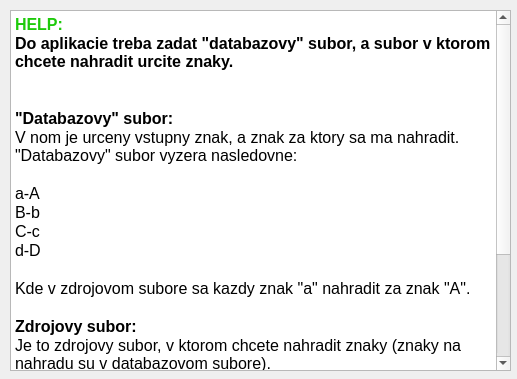
First picture: the form in help.ui, repository johnyHV/vypatlator, before the edit.
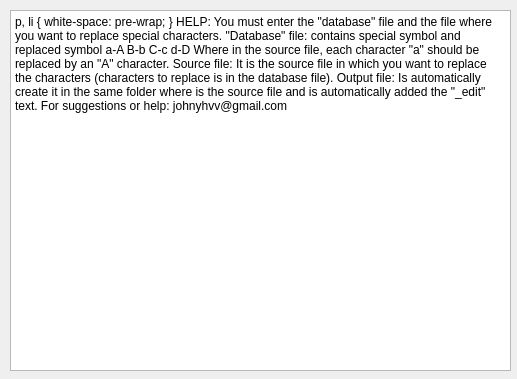
Second picture: the form after the edit.

Commit message: translate help to English

Patch:
```diff
--- a/help.ui
+++ b/help.ui
@@ -28,27 +28,26 @@
 p, li { white-space: pre-wrap; }
 &lt;/style&gt;&lt;/head&gt;&lt;body style=&quot; font-family:'MS Shell Dlg 2'; font-size:8.25pt; font-weight:400; font-style:normal;&quot;&gt;
 &lt;p style=&quot; margin-top:0px; margin-bottom:0px; margin-left:0px; margin-right:0px; -qt-block-indent:0; text-indent:0px;&quot;&gt;&lt;span style=&quot; font-family:'Sans'; font-size:12pt; font-weight:600; color:#1eca0b;&quot;&gt;HELP:&lt;/span&gt;&lt;/p&gt;
-&lt;p style=&quot; margin-top:0px; margin-bottom:0px; margin-left:0px; margin-right:0px; -qt-block-indent:0; text-indent:0px;&quot;&gt;&lt;span style=&quot; font-family:'Sans'; font-size:12pt; font-weight:600; color:#000000;&quot;&gt;Do aplikacie treba zadat &amp;quot;databazovy&amp;quot; subor, a subor v ktorom chcete nahradit urcite znaky.&lt;/span&gt;&lt;/p&gt;
+&lt;p style=&quot; margin-top:0px; margin-bottom:0px; margin-left:0px; margin-right:0px; -qt-block-indent:0; text-indent:0px;&quot;&gt;&lt;span style=&quot; font-size:12pt;&quot;&gt;You must enter the &amp;quot;database&amp;quot; file and the file where you want to replace special characters.&lt;/span&gt;&lt;/p&gt;
 &lt;p style=&quot;-qt-paragraph-type:empty; margin-top:0px; margin-bottom:0px; margin-left:0px; margin-right:0px; -qt-block-indent:0; text-indent:0px; font-family:'Sans'; font-size:12pt; font-weight:600; color:#000000;&quot;&gt;&lt;br /&gt;&lt;/p&gt;
 &lt;p style=&quot;-qt-paragraph-type:empty; margin-top:0px; margin-bottom:0px; margin-left:0px; margin-right:0px; -qt-block-indent:0; text-indent:0px; font-family:'Sans'; font-size:12pt; font-weight:600; color:#000000;&quot;&gt;&lt;br /&gt;&lt;/p&gt;
-&lt;p style=&quot; margin-top:0px; margin-bottom:0px; margin-left:0px; margin-right:0px; -qt-block-indent:0; text-indent:0px;&quot;&gt;&lt;span style=&quot; font-family:'Sans'; font-size:12pt; font-weight:600; color:#000000;&quot;&gt;&amp;quot;Databazovy&amp;quot; subor:&lt;/span&gt;&lt;/p&gt;
-&lt;p style=&quot; margin-top:0px; margin-bottom:0px; margin-left:0px; margin-right:0px; -qt-block-indent:0; text-indent:0px;&quot;&gt;&lt;span style=&quot; font-family:'Sans'; font-size:12pt; color:#000000;&quot;&gt;V nom je urceny vstupny znak, a znak za ktory sa ma nahradit. &amp;quot;Databazovy&amp;quot; subor vyzera nasledovne:&lt;/span&gt;&lt;/p&gt;
+&lt;p style=&quot; margin-top:0px; margin-bottom:0px; margin-left:0px; margin-right:0px; -qt-block-indent:0; text-indent:0px;&quot;&gt;&lt;span style=&quot; font-family:'Sans'; font-size:12pt; font-weight:600; color:#000000;&quot;&gt;&amp;quot;Database&amp;quot; file:&lt;/span&gt;&lt;/p&gt;
+&lt;p style=&quot; margin-top:0px; margin-bottom:0px; margin-left:0px; margin-right:0px; -qt-block-indent:0; text-indent:0px;&quot;&gt;&lt;span style=&quot; font-size:12pt;&quot;&gt;contains special symbol and replaced symbol&lt;/span&gt;&lt;/p&gt;
 &lt;p style=&quot;-qt-paragraph-type:empty; margin-top:0px; margin-bottom:0px; margin-left:0px; margin-right:0px; -qt-block-indent:0; text-indent:0px; font-family:'Sans'; font-size:12pt; font-weight:600; color:#000000;&quot;&gt;&lt;br /&gt;&lt;/p&gt;
 &lt;p style=&quot; margin-top:0px; margin-bottom:0px; margin-left:0px; margin-right:0px; -qt-block-indent:0; text-indent:0px;&quot;&gt;&lt;span style=&quot; font-family:'Sans'; font-size:12pt; color:#000000;&quot;&gt;a-A&lt;/span&gt;&lt;/p&gt;
 &lt;p style=&quot; margin-top:0px; margin-bottom:0px; margin-left:0px; margin-right:0px; -qt-block-indent:0; text-indent:0px;&quot;&gt;&lt;span style=&quot; font-family:'Sans'; font-size:12pt; color:#000000;&quot;&gt;B-b&lt;/span&gt;&lt;/p&gt;
 &lt;p style=&quot; margin-top:0px; margin-bottom:0px; margin-left:0px; margin-right:0px; -qt-block-indent:0; text-indent:0px;&quot;&gt;&lt;span style=&quot; font-family:'Sans'; font-size:12pt; color:#000000;&quot;&gt;C-c&lt;/span&gt;&lt;/p&gt;
 &lt;p style=&quot; margin-top:0px; margin-bottom:0px; margin-left:0px; margin-right:0px; -qt-block-indent:0; text-indent:0px;&quot;&gt;&lt;span style=&quot; font-family:'Sans'; font-size:12pt; color:#000000;&quot;&gt;d-D&lt;/span&gt;&lt;/p&gt;
 &lt;p style=&quot;-qt-paragraph-type:empty; margin-top:0px; margin-bottom:0px; margin-left:0px; margin-right:0px; -qt-block-indent:0; text-indent:0px; font-family:'Sans'; font-size:12pt; font-weight:600; color:#000000;&quot;&gt;&lt;br /&gt;&lt;/p&gt;
-&lt;p style=&quot; margin-top:0px; margin-bottom:0px; margin-left:0px; margin-right:0px; -qt-block-indent:0; text-indent:0px;&quot;&gt;&lt;span style=&quot; font-family:'Sans'; font-size:12pt; color:#000000;&quot;&gt;Kde v zdrojovom subore sa kazdy znak &amp;quot;a&amp;quot; nahradit za znak &amp;quot;A&amp;quot;.&lt;/span&gt;&lt;/p&gt;
+&lt;p style=&quot; margin-top:0px; margin-bottom:0px; margin-left:0px; margin-right:0px; -qt-block-indent:0; text-indent:0px;&quot;&gt;&lt;span style=&quot; font-size:12pt;&quot;&gt;Where in the source file, each character &amp;quot;a&amp;quot; should be replaced by an &amp;quot;A&amp;quot; character.&lt;/span&gt;&lt;/p&gt;
 &lt;p style=&quot;-qt-paragraph-type:empty; margin-top:0px; margin-bottom:0px; margin-left:0px; margin-right:0px; -qt-block-indent:0; text-indent:0px; font-family:'Sans'; font-size:12pt; color:#000000;&quot;&gt;&lt;br /&gt;&lt;/p&gt;
-&lt;p style=&quot; margin-top:0px; margin-bottom:0px; margin-left:0px; margin-right:0px; -qt-block-indent:0; text-indent:0px;&quot;&gt;&lt;span style=&quot; font-family:'Sans'; font-size:12pt; font-weight:600; color:#000000;&quot;&gt;Zdrojovy subor:&lt;/span&gt;&lt;/p&gt;
-&lt;p style=&quot; margin-top:0px; margin-bottom:0px; margin-left:0px; margin-right:0px; -qt-block-indent:0; text-indent:0px;&quot;&gt;&lt;span style=&quot; font-family:'Sans'; font-size:12pt; color:#000000;&quot;&gt;Je to zdrojovy subor, v ktorom chcete nahradit znaky (znaky na nahradu su v databazovom subore).&lt;/span&gt;&lt;/p&gt;
+&lt;p style=&quot; margin-top:0px; margin-bottom:0px; margin-left:0px; margin-right:0px; -qt-block-indent:0; text-indent:0px;&quot;&gt;&lt;span style=&quot; font-family:'Sans'; font-size:12pt; font-weight:600; color:#000000;&quot;&gt;Source file:&lt;/span&gt;&lt;/p&gt;
+&lt;p style=&quot; margin-top:0px; margin-bottom:0px; margin-left:0px; margin-right:0px; -qt-block-indent:0; text-indent:0px;&quot;&gt;&lt;span style=&quot; font-size:12pt;&quot;&gt;It is the source file in which you want to replace the characters (characters to replace is in the database file).&lt;/span&gt;&lt;/p&gt;
 &lt;p style=&quot;-qt-paragraph-type:empty; margin-top:0px; margin-bottom:0px; margin-left:0px; margin-right:0px; -qt-block-indent:0; text-indent:0px; font-family:'Sans'; font-size:12pt; color:#000000;&quot;&gt;&lt;br /&gt;&lt;/p&gt;
-&lt;p style=&quot; margin-top:0px; margin-bottom:0px; margin-left:0px; margin-right:0px; -qt-block-indent:0; text-indent:0px;&quot;&gt;&lt;span style=&quot; font-family:'Sans'; font-size:12pt; font-weight:600; color:#000000;&quot;&gt;Vystupny subor:&lt;/span&gt;&lt;/p&gt;
-&lt;p style=&quot; margin-top:0px; margin-bottom:0px; margin-left:0px; margin-right:0px; -qt-block-indent:0; text-indent:0px;&quot;&gt;&lt;span style=&quot; font-family:'Sans'; font-size:12pt; color:#000000;&quot;&gt;Vytvori sa v danej zlozke, kde je aj zdrojovy subor, automaticky s pridanym textom &amp;quot;_edit&amp;quot;.&lt;/span&gt;&lt;/p&gt;
+&lt;p style=&quot; margin-top:0px; margin-bottom:0px; margin-left:0px; margin-right:0px; -qt-block-indent:0; text-indent:0px;&quot;&gt;&lt;span style=&quot; font-family:'Sans'; font-size:12pt; font-weight:600; color:#000000;&quot;&gt;Output file:&lt;/span&gt;&lt;/p&gt;
+&lt;p style=&quot; margin-top:0px; margin-bottom:0px; margin-left:0px; margin-right:0px; -qt-block-indent:0; text-indent:0px;&quot;&gt;&lt;span style=&quot; font-size:12pt;&quot;&gt;Is automatically create it in the same folder where is the source file and is automatically added the &amp;quot;_edit&amp;quot; text.&lt;/span&gt;&lt;/p&gt;
 &lt;p style=&quot;-qt-paragraph-type:empty; margin-top:0px; margin-bottom:0px; margin-left:0px; margin-right:0px; -qt-block-indent:0; text-indent:0px; font-family:'Sans'; font-size:12pt; color:#000000;&quot;&gt;&lt;br /&gt;&lt;/p&gt;
-&lt;p style=&quot; margin-top:0px; margin-bottom:0px; margin-left:0px; margin-right:0px; -qt-block-indent:0; text-indent:0px;&quot;&gt;&lt;span style=&quot; font-family:'Sans'; font-size:12pt; font-weight:600; text-decoration: underline; color:#000000;&quot;&gt;Pripadne navrhy, pripomienky, pomoc:&lt;/span&gt;&lt;/p&gt;
-&lt;p style=&quot; margin-top:0px; margin-bottom:0px; margin-left:0px; margin-right:0px; -qt-block-indent:0; text-indent:0px;&quot;&gt;&lt;span style=&quot; font-family:'Sans'; font-size:12pt; font-weight:600; text-decoration: underline; color:#000000;&quot;&gt;johnyhvv@gmail.com&lt;/span&gt;&lt;/p&gt;
+&lt;p style=&quot; margin-top:0px; margin-bottom:0px; margin-left:0px; margin-right:0px; -qt-block-indent:0; text-indent:0px;&quot;&gt;&lt;span style=&quot; font-size:12pt; font-weight:600; text-decoration: underline;&quot;&gt;For suggestions or help: &lt;/span&gt;&lt;span style=&quot; font-family:'Sans'; font-size:12pt; font-weight:600; text-decoration: underline; color:#000000;&quot;&gt;johnyhvv@gmail.com&lt;/span&gt;&lt;/p&gt;
 &lt;p style=&quot;-qt-paragraph-type:empty; margin-top:0px; margin-bottom:0px; margin-left:0px; margin-right:0px; -qt-block-indent:0; text-indent:0px; font-family:'Sans'; font-size:12pt; font-weight:600; text-decoration: underline; color:#000000;&quot;&gt;&lt;br /&gt;&lt;/p&gt;&lt;/body&gt;&lt;/html&gt;</string>
    </property>
   </widget>
```
The commit also changes 2 other files.
